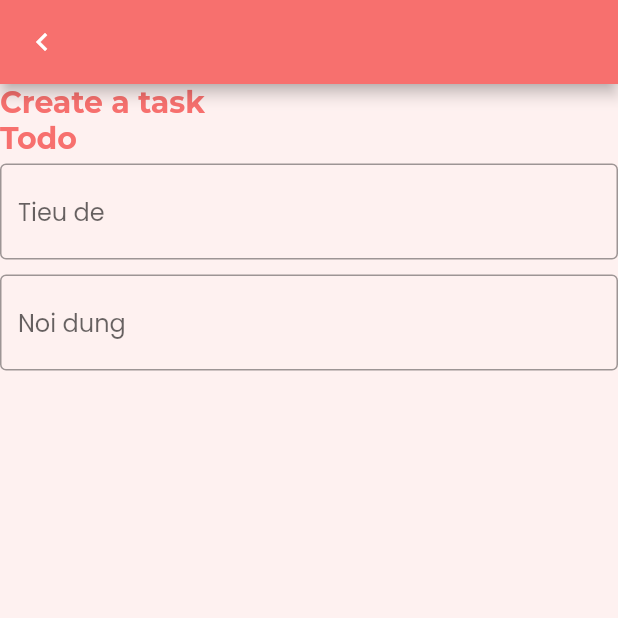
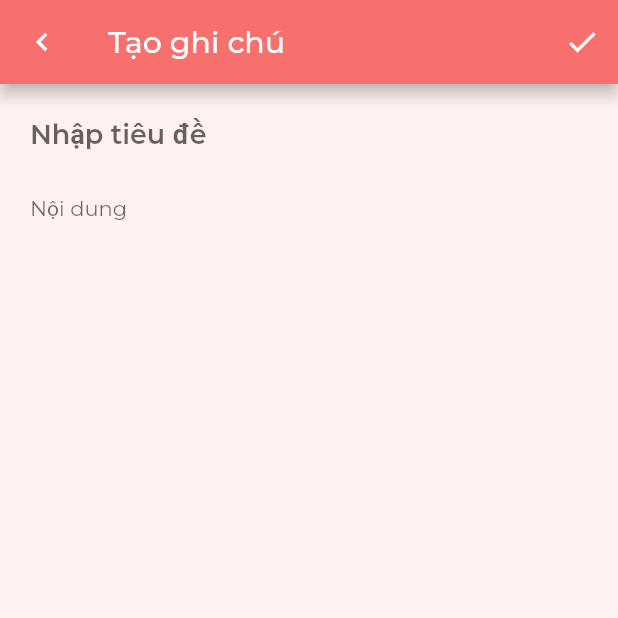
Before and after one commit to qu-Ming/mutil_app, a Flutter app: the AddTodoPage screen opened directly, on a phone screen of 412 x 824 dp, the top half of it. Run offline on Flutter 3.47's test engine with Material 2 defaults, Android fonts, the phone set to English and light mode, and no system bars; our stand-ins replace firebase_core, like_button; accounts and stored records are empty.

Commit message:
add todo 80% ui

```diff
--- a/lib/pages/todo_page/add_todo_page.dart
+++ b/lib/pages/todo_page/add_todo_page.dart
@@ -1,6 +1,4 @@
 import 'package:flutter/material.dart';
-import 'package:mutil_app/components/text_component.dart';
-import 'package:mutil_app/components/textfield_component.dart';
 import 'package:mutil_app/utils/const/app_colors.dart';
 import 'package:mutil_app/utils/const/app_dimens.dart';
 
@@ -19,29 +17,55 @@ class _AddTodoPageState extends State<AddTodoPage> {
     return Scaffold(
       backgroundColor: AppColors.colorPinkBG,
       appBar: AppBar(
+        title: const Text(
+          'Tạo ghi chú',
+          style: TextStyle(fontFamily: "Montserrat"),
+        ),
         backgroundColor: AppColors.colorPink,
         leading: IconButton(
             onPressed: () {
               Navigator.pop(context);
             },
             icon: const Icon(Icons.chevron_left)),
+        actions: [
+          IconButton(
+            onPressed: () {},
+            icon: const Icon(Icons.check),
+          ),
+        ],
       ),
-      body: Column(
-        children: [
-          const Align(
-            alignment: Alignment.topLeft,
-            child: TextComponent(
-              text: 'Create a task\nTodo',
-              colorText: AppColors.colorPink,
-              fontWeight: FontWeight.bold,
-              textSize: AppDimens.text_size_20,
-            ),
+      body: Padding(
+        padding: const EdgeInsets.symmetric(horizontal: 20.0),
+        child: SingleChildScrollView(
+          child: Column(
+            children: [
+              Padding(
+                padding: const EdgeInsets.only(top: 10.0),
+                child: TextFormField(
+                  decoration: const InputDecoration(
+                    border: InputBorder.none,
+                    hintText: 'Nhập tiêu đề',
+                    hintStyle: TextStyle(
+                        fontSize: AppDimens.text_size_18,
+                        fontFamily: 'Montserrat',
+                        fontWeight: FontWeight.w600),
+                  ),
+                ),
+              ),
+              TextFormField(
+                maxLines: null,
+                decoration: const InputDecoration(
+                  border: InputBorder.none,
+                  hintText: 'Nội dung',
+                  hintStyle: TextStyle(
+                    fontSize: AppDimens.text_size_14,
+                    fontFamily: 'Montserrat',
+                  ),
+                ),
+              ),
+            ],
           ),
-          TextFieldComponent(
-              text: 'Tieu de', textEditingController: titleController),
-          TextFieldComponent(
-              text: 'Noi dung', textEditingController: titleController),
-        ],
+        ),
       ),
     );
   }
```
